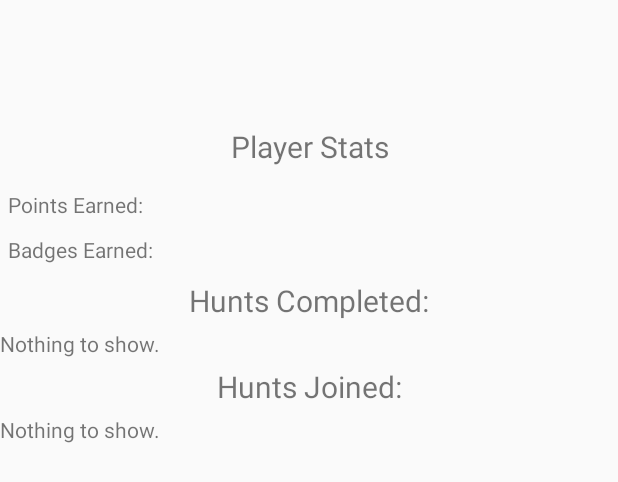
After one commit to anirudh985/ScavengersWorld, an Android app: the layout activity_profile.xml on its own in the app's theme, with its tools: preview values and no code run, on a phone screen of 412 x 824 dp. The commit adds this screen. Shown: the top 482 px of the screen. Run offline under Robolectric (Android 15) with nearby library versions, the phone set to English and light mode, and no system bars.

Commit message:
Initial Commit for User Profile

```diff
--- a/app/src/main/java/com/example/aj/scavengersworld/Activities/BaseActivity.java
+++ b/app/src/main/java/com/example/aj/scavengersworld/Activities/ProfileActivity.java
@@ -1,20 +1,20 @@
 package com.example.aj.scavengersworld.Activities;
 
 import android.os.Bundle;
-import android.os.SystemClock;
 import android.support.v4.app.FragmentManager;
 import android.support.v7.app.AppCompatActivity;
 import android.support.v7.widget.Toolbar;
 import android.util.Log;
 import android.view.Menu;
 import android.view.MenuItem;
+import android.widget.TextView;
 
 import com.example.aj.scavengersworld.R;
 
 /**
- * Created by aj on 10/14/16.
+ * Created by aj on 10/16/16.
  */
-public abstract class BaseActivity extends AppCompatActivity {
+public abstract class ProfileActivity extends AppCompatActivity {
 
     Toolbar toolbar;
 
@@ -26,6 +26,12 @@ public abstract class BaseActivity extends AppCompatActivity {
         Log.d(LOG_TAG, "onCreate()");
         setContentView(getLayoutResource());
         configureToolbar();
+
+        TextView username = (TextView) findViewById(R.id.profile_username);
+        username.setText("Username here"); //TODO utilize User.getUserName()
+
+        TextView score = (TextView) findViewById(R.id.profile_username);
+        score.setText("0/5000"); //TODO utilize User class to get score
     }
 
     protected abstract int getLayoutResource();
@@ -74,7 +80,7 @@ public abstract class BaseActivity extends AppCompatActivity {
     }
 
     private void openProfileActivity(){
-        Log.d(LOG_TAG, "openProfileActivitiy()");
+        Log.d(LOG_TAG, "openProfileActivity()");
         //TODO: use SessionManager to retrieve username and query for Profile Information
 
     }
--- /dev/null
+++ b/app/src/main/res/layout/activity_profile.xml
@@ -0,0 +1,80 @@
+<?xml version="1.0" encoding="utf-8"?>
+<LinearLayout xmlns:android="http://schemas.android.com/apk/res/android"
+              android:orientation="vertical"
+              android:layout_width="match_parent"
+              android:layout_height="match_parent">
+
+    <TextView
+        android:layout_width="wrap_content"
+        android:layout_height="wrap_content"
+        android:id="@+id/profile_username"
+        android:textSize="40sp"
+        android:padding="10dp"/>
+
+    <TextView
+        android:layout_width="match_parent"
+        android:layout_height="wrap_content"
+        android:text="@string/profile_header"
+        android:textSize="20sp"
+        android:padding="10dp"
+        android:gravity="center"/>
+
+    <LinearLayout
+        android:layout_width="wrap_content"
+        android:layout_height="wrap_content"
+        android:orientation="horizontal"
+        android:padding="5dp">
+        <TextView
+            android:layout_width="wrap_content"
+            android:layout_height="wrap_content"
+            android:text="@string/profile_point"/>
+        <TextView
+            android:layout_width="wrap_content"
+            android:layout_height="wrap_content"
+            android:id="@+id/profile_points"
+            android:textSize="12sp"/>
+    </LinearLayout>
+
+    <LinearLayout
+        android:layout_width="wrap_content"
+        android:layout_height="wrap_content"
+        android:orientation="horizontal"
+        android:padding="5dp">
+        <TextView
+            android:layout_width="wrap_content"
+            android:layout_height="wrap_content"
+            android:text="@string/profile_badge"/>
+        <TextView
+            android:layout_width="wrap_content"
+            android:layout_height="wrap_content"
+            android:id="@+id/profile_badges"
+            android:textSize="12sp"/>
+    </LinearLayout>
+
+    <TextView
+        android:layout_width="match_parent"
+        android:layout_height="wrap_content"
+        android:text="@string/profile_completed"
+        android:textSize="20sp"
+        android:padding="5dp"
+        android:gravity="center"/>
+
+    <TextView
+        android:layout_width="wrap_content"
+        android:layout_height="wrap_content"
+        android:text="@string/profile_temp"/>
+
+    <TextView
+        android:layout_width="match_parent"
+        android:layout_height="wrap_content"
+        android:text="@string/profile_joined"
+        android:textSize="20sp"
+        android:padding="5dp"
+        android:gravity="center"/>
+
+    <TextView
+        android:layout_width="wrap_content"
+        android:layout_height="wrap_content"
+        android:text="@string/profile_temp"/>
+
+</LinearLayout>
--- a/app/src/main/res/values/strings.xml
+++ b/app/src/main/res/values/strings.xml
@@ -42,4 +42,11 @@
 
     <string name="signout">Sign Out</string>
 
+    <!-- PROFILE ACTIVITY-->
+    <string name="profile_header">Player Stats</string>
+    <string name="profile_point">Points Earned: </string>
+    <string name="profile_badge">Badges Earned: </string>
+    <string name="profile_completed">Hunts Completed: </string>
+    <string name="profile_joined">Hunts Joined: </string>
+    <string name="profile_temp">Nothing to show.</string>
 </resources>
```
